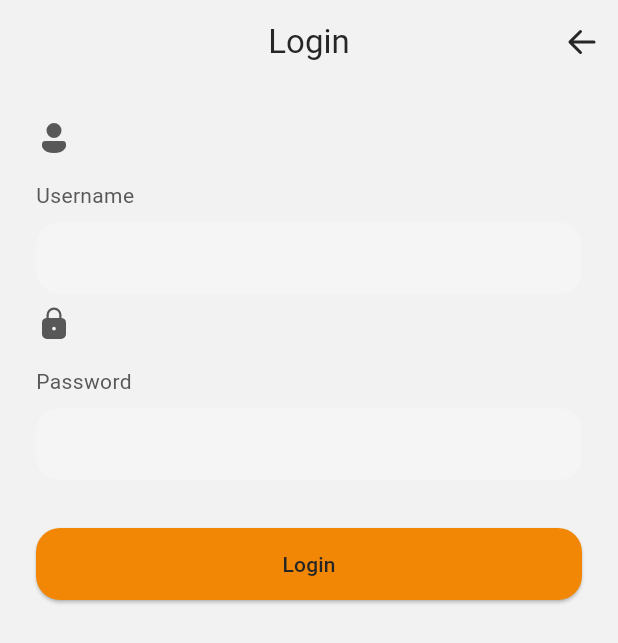
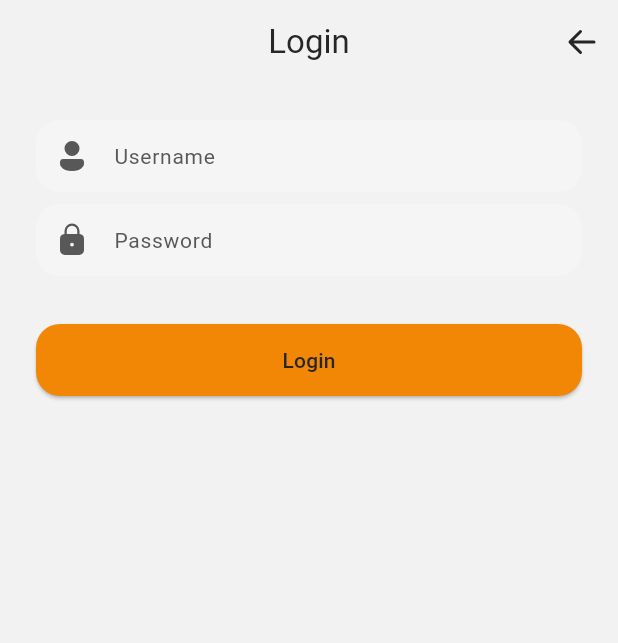
Before and after one commit to Raihan260/SDG_Adventure_2, a Flutter app: the screen it shows after launch, on a phone screen of 412 x 824 dp. Shown: the top 643 px of the screen. Run offline on Flutter 3.47's test engine with Material 3 defaults, Android fonts, the phone set to English and light mode, and no system bars; our stand-ins replace fluentui_system_icons, shared_preferences.

Commit message:
Changes to be committed: 	modified:   lib/Login/login_page.dart

```diff
--- a/lib/Login/login_page.dart
+++ b/lib/Login/login_page.dart
@@ -12,21 +12,20 @@ class LoginPage extends StatefulWidget {
 }
 
 class _LoginPageState extends State<LoginPage> {
-
   final TextEditingController _usernameController = TextEditingController();
   final TextEditingController _passwordController = TextEditingController();
 
   final _formKey = GlobalKey<FormState>();
 
   final Map<String, String> _accounts = {
-    "user": "user123", // Akun user
-    "admin": "admin123", // Akun admin
+    "user": "user123",
+    "admin": "admin123",
   };
 
   Future<void> _saveLoginStatus(String role) async {
     final prefs = await SharedPreferences.getInstance();
     await prefs.setBool('isLoggedIn', true);
-    await prefs.setString('role', role); // Simpan role (user atau admin)
+    await prefs.setString('role', role);
   }
 
   Future<void> _login() async {
@@ -35,16 +34,12 @@ class _LoginPageState extends State<LoginPage> {
       final password = _passwordController.text.trim();
 
       if (_accounts.containsKey(username) && _accounts[username] == password) {
-        // Simpan status login ke SharedPreferences
         await _saveLoginStatus(username);
-
-        // Navigasi ke layar sesuai role
         Navigator.pushReplacement(
           context,
           MaterialPageRoute(builder: (context) => const BottomNavbar()),
         );
       } else {
-        // Tampilkan pesan error jika login gagal
         ScaffoldMessenger.of(context).showSnackBar(
           const SnackBar(content: Text("Invalid username or password")),
         );
@@ -63,15 +58,14 @@ class _LoginPageState extends State<LoginPage> {
               icon: const Icon(FluentIcons.arrow_left_32_filled, color: AppColor.mainBlack))
         ],
         title: const Text("Login",
-          style: TextStyle(
-            color: AppColor.mainBlack
-          ),
-        ),
+            style: TextStyle(color: AppColor.mainBlack)),
         centerTitle: true,
         backgroundColor: AppColor.base,
         elevation: 0,
       ),
-      body: ListView(
+      body: Form(
+        key: _formKey,
+        child: ListView(
           children: [
             Padding(
               padding: const EdgeInsets.all(24.0),
@@ -83,31 +77,33 @@ class _LoginPageState extends State<LoginPage> {
                       InputField(
                         controller: _usernameController,
                         label: "Username",
-                      logo: const Icon(FluentIcons.person_24_filled, color: AppColor.mainGrey)
+                        icon: const Icon(FluentIcons.person_24_filled, color: AppColor.mainGrey),
                       ),
                       const SizedBox(height: 8),
                       InputField(
                         controller: _passwordController,
                         label: "Password",
-                      logo: const Icon(FluentIcons.lock_closed_24_filled, color: AppColor.mainGrey)
+                        icon: const Icon(FluentIcons.lock_closed_24_filled, color: AppColor.mainGrey),
+                        obscureText: true,
                       )
                     ],
                   ),
                   const SizedBox(height: 32),
                   ElevatedButton(
                     onPressed: _login,
-                  child: Text("Login", style: TextStyle(color: AppColor.mainBlack)),
+                    child: const Text("Login", style: TextStyle(color: AppColor.mainBlack)),
                     style: ElevatedButton.styleFrom(
                       backgroundColor: AppColor.orange,
                       shape: RoundedRectangleBorder(borderRadius: BorderRadius.circular(16)),
                       alignment: Alignment.center,
                       minimumSize: const Size(364, 48),
-                  )
+                    ),
                   )
                 ],
               ),
             )
           ],
+        ),
       ),
     );
   }
@@ -119,7 +115,7 @@ class InputField extends StatelessWidget {
   final bool obscureText;
   final FocusNode? focusNode;
   final String? Function(String?)? validator;
-  final Icon logo;
+  final Icon icon;
 
   const InputField({
     super.key,
@@ -128,32 +124,29 @@ class InputField extends StatelessWidget {
     this.obscureText = false,
     this.focusNode,
     this.validator,
-    required this.logo
+    required this.icon,
   });
 
   @override
   Widget build(BuildContext context) {
-    return Column(
-      crossAxisAlignment: CrossAxisAlignment.start,
-      children: [
-        logo,
-        const SizedBox(height: 16),
-        Text(label, style: const TextStyle(fontSize: 14, color: AppColor.mainGrey)),
-        const SizedBox(height: 8),
-        TextFormField(
+    return TextFormField(
       controller: controller,
-          focusNode: focusNode, // Menambahkan focusNode agar lebih stabil
+      focusNode: focusNode,
       obscureText: obscureText,
       textInputAction: TextInputAction.done,
       validator: validator,
       decoration: InputDecoration(
-            contentPadding: const EdgeInsets.symmetric(vertical: 12, horizontal: 16),
+        prefixIcon: icon,
+        labelText: label,
+        labelStyle: const TextStyle(fontSize: 14, color: AppColor.mainGrey),
         filled: true,
         fillColor: AppColor.white,
-            border: OutlineInputBorder(borderRadius: BorderRadius.circular(16), borderSide: BorderSide.none),
+        contentPadding: const EdgeInsets.symmetric(vertical: 12, horizontal: 16),
+        border: OutlineInputBorder(
+          borderRadius: BorderRadius.circular(16),
+          borderSide: BorderSide.none,
         ),
       ),
-      ],
     );
   }
 }
```
Lines whose indentation alone changed are shown as unchanged.
